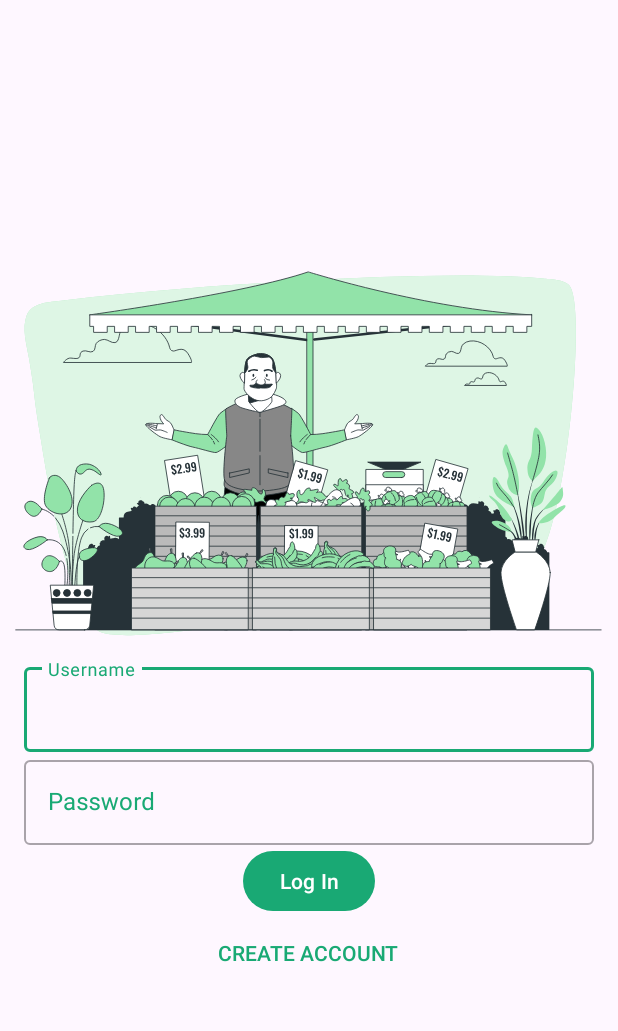
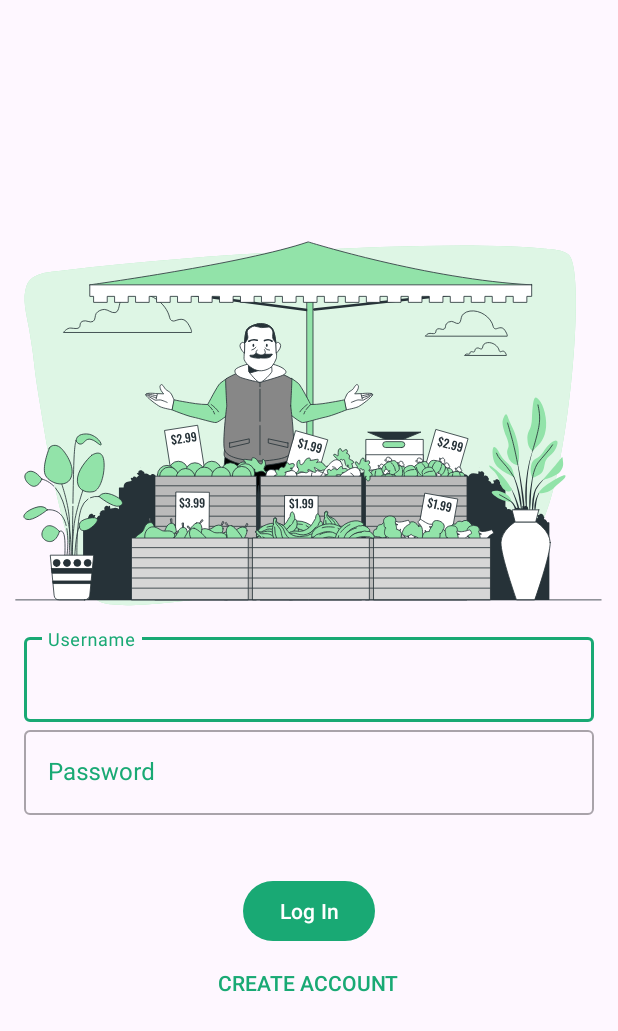
Before and after one commit to CodePath-AND102-Group-12/Temp, an Android app: the screen it shows after launch (LogInActivity), on a phone screen of 412 x 824 dp. Shown: the top 1031 px of the screen. Run offline under Robolectric (Android 15) with nearby library versions, the phone set to English and light mode, and no system bars.

Commit message:
Hero Image credit to Storyset

```diff
--- a/app/src/main/res/layout/activity_login.xml
+++ b/app/src/main/res/layout/activity_login.xml
@@ -21,6 +21,7 @@
             android:adjustViewBounds="true"
             android:scaleType="fitStart"
             app:srcCompat="@drawable/hero_image" />
+        <!-- Hero Image from Job illustrations by Storyset: https://storyset.com/job-->
 
         <com.google.android.material.textfield.TextInputLayout
             android:id="@+id/userLayout"
@@ -64,6 +65,7 @@
             android:id="@+id/loginButton"
             android:layout_width="wrap_content"
             android:layout_height="wrap_content"
+            android:layout_marginTop="40dp"
             android:text="Log In"
             android:layout_gravity="center_horizontal"/>
 
```
